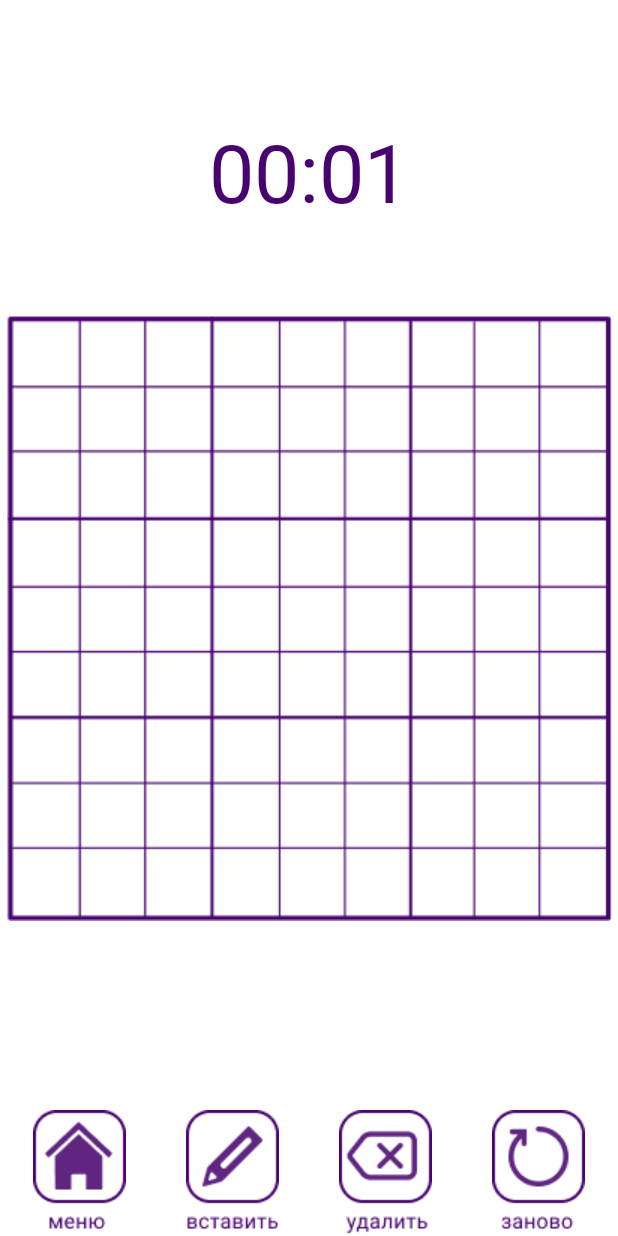
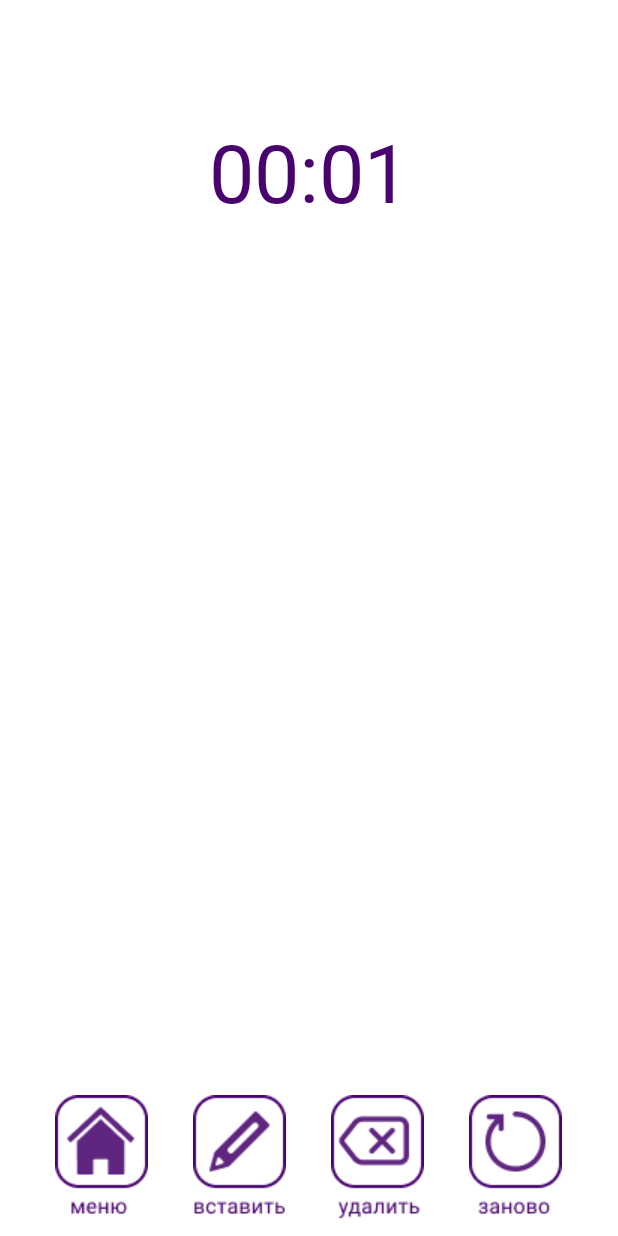
Before and after one commit to elizawetta/sudoku, an Android app: the GameActivity screen opened directly, with no data from a screen before it, on a phone screen of 412 x 824 dp. Run offline under Robolectric (Android 15) with nearby library versions, the phone set to English and light mode, and no system bars.

Commit message:
create visual click buttons

```diff
--- a/app/src/main/java/com/example/sudoku/GameActivity.kt
+++ b/app/src/main/java/com/example/sudoku/GameActivity.kt
@@ -1,18 +1,47 @@
 package com.example.sudoku
 
-import androidx.appcompat.app.AppCompatActivity
+import android.content.Intent
 import android.os.Bundle
 import android.os.SystemClock
 import android.widget.Chronometer
+import android.widget.ImageButton
+import android.widget.Toast
+import androidx.appcompat.app.AppCompatActivity
+
 
 class GameActivity : AppCompatActivity() {
     override fun onCreate(savedInstanceState: Bundle?) {
         super.onCreate(savedInstanceState)
         setContentView(R.layout.activity_game)
+        // Chronometer
         var chronometer = findViewById<Chronometer>(R.id.chronometer)
         chronometer.setFormat("%m:%s")
         var startTime = SystemClock.elapsedRealtime()
         chronometer.setBase(startTime)
         chronometer.start()
+        // Buttons
+        var home = findViewById<ImageButton>(R.id.home);
+        var write = findViewById<ImageButton>(R.id.write);
+        var delete = findViewById<ImageButton>(R.id.delete);
+        var restart = findViewById<ImageButton>(R.id.restart);
+        // OnClickListeners
+        home.setOnClickListener{
+            val intent = Intent(this, MainActivity::class.java)
+            startActivity(intent)
+            finish()
+        }
+        write.setOnClickListener{
+            write.setImageResource(R.drawable.write_active)
+            delete.setImageResource(R.drawable.delete)
+        }
+        delete.setOnClickListener{
+            write.setImageResource(R.drawable.write)
+            delete.setImageResource(R.drawable.delete_active)
+        }
+        restart.setOnClickListener{
+            write.setImageResource(R.drawable.write)
+            delete.setImageResource(R.drawable.delete)
+            Toast.makeText(this, "restart", 3).show()
+        }
     }
 }
--- a/app/src/main/res/layout/activity_game.xml
+++ b/app/src/main/res/layout/activity_game.xml
@@ -23,31 +23,26 @@
             android:textColor="@color/text"
             android:fontFamily="@font/robotoserif"/>
 
-        <ImageView
-            android:layout_width="wrap_content"
-            android:layout_height="wrap_content"
-            android:layout_centerInParent="true"
-            android:src="@drawable/grid" />
-
         <LinearLayout
             android:layout_width="wrap_content"
             android:layout_height="wrap_content"
             android:layout_alignParentBottom="true"
             android:layout_centerHorizontal="true"
+            android:layout_marginBottom="10sp"
             android:orientation="horizontal">
             <ImageButton
                 android:id="@+id/home"
                 android:layout_width="wrap_content"
                 android:layout_height="wrap_content"
                 android:background="@color/white"
-                android:layout_marginRight="40sp"
+                android:layout_marginRight="30sp"
                 app:srcCompat="@drawable/home" />
 
             <ImageButton
                 android:id="@+id/write"
                 android:layout_width="wrap_content"
                 android:layout_height="wrap_content"
-                android:layout_marginRight="40sp"
+                android:layout_marginRight="30sp"
                 android:background="@color/white"
                 app:srcCompat="@drawable/write" />
             <ImageButton
@@ -55,7 +50,7 @@
                 android:layout_width="wrap_content"
                 android:layout_height="wrap_content"
                 android:background="@color/white"
-                android:layout_marginRight="40sp"
+                android:layout_marginRight="30sp"
                 app:srcCompat="@drawable/delete" />
             <ImageButton
                 android:id="@+id/restart"
```
Also changed, not shown: app/src/main/res/drawable/delete_active.png (added), app/src/main/res/drawable/write_active.png (added).
